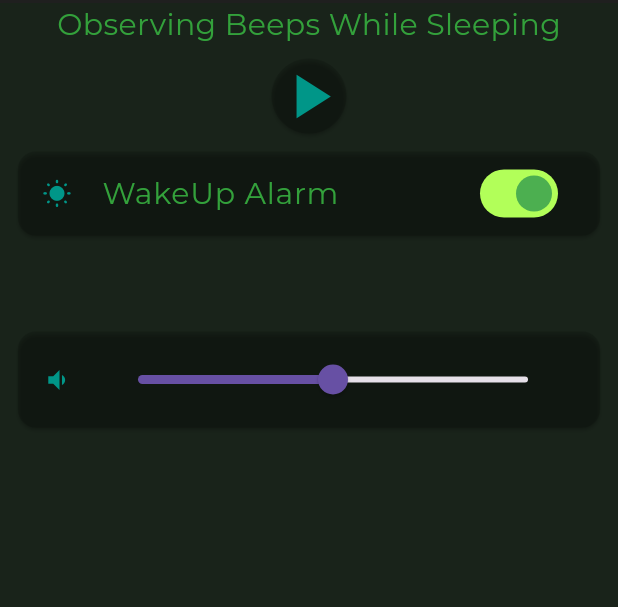
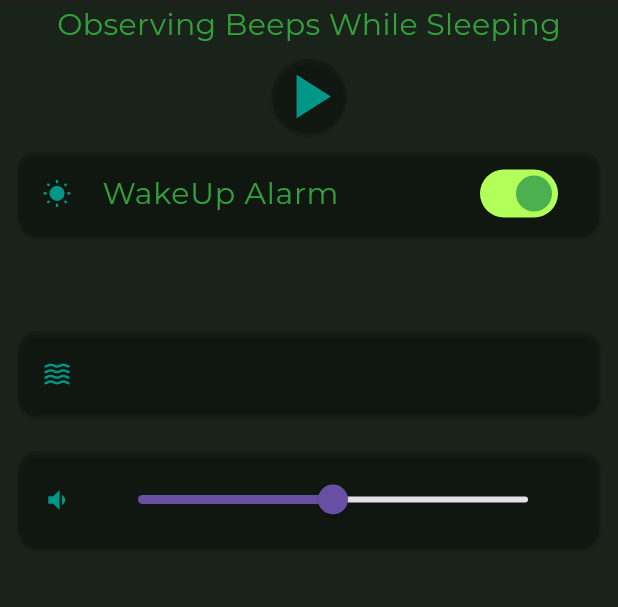
Before and after one commit to zendoclab/trancerweb, a Flutter app: the screen it shows after launch, on a phone screen of 412 x 824 dp, the part 87-694 px from its top. Run offline on Flutter 3.47's test engine with Material 2 defaults, Android fonts, the light colour scheme and no system bars; our stand-ins replace audioplayers, google_fonts, share_plus, wakelock; missing offline and left inert: shake.

Commit message:
ver 2.0 shake snackbar -> card

```diff
--- a/lib/main.dart
+++ b/lib/main.dart
@@ -201,7 +201,6 @@ class _MyHomePageState extends State<MyHomePage> with SingleTickerProviderStateM
     controller.forward();
 
     detector = ShakeDetector.autoStart(onPhoneShake: () async {
-      ScaffoldMessenger.of(context).showSnackBar(locale.languageCode=='ko' ? const SnackBar(content: Text("흔들기 감지됨")) : const SnackBar(content: Text("Shake is Detected")));
       setState(() {
         beepStopped = false;
         beepStopTime = 0;
@@ -330,6 +329,17 @@ class _MyHomePageState extends State<MyHomePage> with SingleTickerProviderStateM
                           color: Colors.black12,
                           margin: const EdgeInsets.all(12.0),
                           child: ListTile(
+                            leading: const Icon(Icons.waves, color: Colors.teal, size: 20),
+                            title: Text(
+                                shaken == 0
+                                    ? ''
+                                    : locale.languageCode=='ko' ? "흔들기 감지됨" : "Shake is Detected",
+                                style: TrTextStyle('body')),
+                          )),
+                      Card(
+                          color: Colors.black12,
+                          margin: const EdgeInsets.all(12.0),
+                          child: ListTile(
                               leading:
                               const Icon(Icons.volume_down, color: Colors.teal, size: 20),
                               title: Slider(
```
